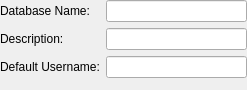
Before: the Qt Designer form src/gui/dbsettings/DatabaseSettingsWidgetMetaData.ui in lhark/keepassxc, drawn with Qt 5.
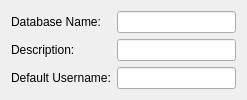
After: the same form once the commit is applied.

Commit message: Add new master key widget to database wizard

What changed in the file:
```diff
--- a/src/gui/dbsettings/DatabaseSettingsWidgetMetaData.ui
+++ b/src/gui/dbsettings/DatabaseSettingsWidgetMetaData.ui
@@ -10,19 +10,7 @@
     <height>90</height>
    </rect>
   </property>
-  <layout class="QFormLayout" name="formLayout">
-   <property name="leftMargin">
-    <number>0</number>
-   </property>
-   <property name="topMargin">
-    <number>0</number>
-   </property>
-   <property name="rightMargin">
-    <number>0</number>
-   </property>
-   <property name="bottomMargin">
-    <number>0</number>
-   </property>
+  <layout class="QFormLayout">
    <item row="0" column="0">
     <widget class="QLabel" name="databaseNameLabel">
      <property name="text">
```
The commit also changes 6 other files.
